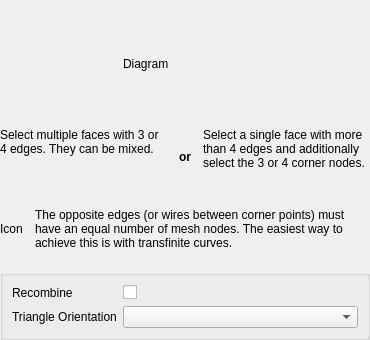
Before: the Qt Designer form src/Mod/Fem/Gui/Resources/ui/MeshTransfiniteSurface.ui in tomate44/FreeCAD, drawn with Qt 5.
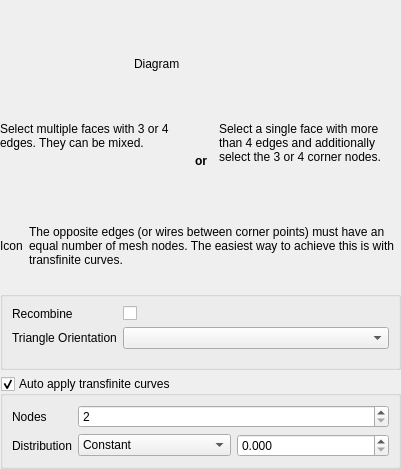
After: the same form once the commit is applied. Custom widgets are drawn as their Qt base class.

Commit message: FEM: Add transfinite surface automation

```diff
--- a/src/Mod/Fem/Gui/Resources/ui/MeshTransfiniteSurface.ui
+++ b/src/Mod/Fem/Gui/Resources/ui/MeshTransfiniteSurface.ui
@@ -6,8 +6,8 @@
    <rect>
     <x>0</x>
     <y>0</y>
-    <width>370</width>
-    <height>340</height>
+    <width>401</width>
+    <height>469</height>
    </rect>
   </property>
   <property name="windowTitle">
@@ -15,7 +15,7 @@
   </property>
   <layout class="QVBoxLayout" name="verticalLayout">
    <property name="spacing">
-    <number>12</number>
+    <number>6</number>
    </property>
    <property name="leftMargin">
     <number>0</number>
@@ -221,8 +221,123 @@
      </layout>
     </widget>
    </item>
+   <item>
+    <widget class="QGroupBox" name="Automation">
+     <property name="toolTip">
+      <string>If activated all edges of the selected surfaces, that do not have a transfinite curve defined already, become transfinite automatically. 
+Use strategically placed transfinite curve definitions to guide the automatic algorithm.
+
+Notes:
+1. User defined curves propagated to the opposite edges of faces, over all selected faces.
+2. Works only for 3 or 4 sided faces. Multisided faces need to be done manual.
+3. Works with large any of faces, either connected or unconnected </string>
+     </property>
+     <property name="title">
+      <string>Auto apply transfinite curves</string>
+     </property>
+     <property name="checkable">
+      <bool>true</bool>
+     </property>
+     <layout class="QFormLayout" name="formLayout_2">
+      <item row="1" column="0">
+       <widget class="QLabel" name="label">
+        <property name="text">
+         <string>Nodes</string>
+        </property>
+       </widget>
+      </item>
+      <item row="2" column="0">
+       <widget class="QLabel" name="label_7">
+        <property name="text">
+         <string>Distribution</string>
+        </property>
+       </widget>
+      </item>
+      <item row="2" column="1">
+       <layout class="QHBoxLayout" name="horizontalLayout_4">
+        <item>
+         <widget class="QComboBox" name="Distribution">
+          <property name="sizePolicy">
+           <sizepolicy hsizetype="Expanding" vsizetype="Fixed">
+            <horstretch>0</horstretch>
+            <verstretch>0</verstretch>
+           </sizepolicy>
+          </property>
+          <item>
+           <property name="text">
+            <string>Constant</string>
+           </property>
+          </item>
+          <item>
+           <property name="text">
+            <string>Bump</string>
+           </property>
+          </item>
+          <item>
+           <property name="text">
+            <string>Bump Inverted</string>
+           </property>
+          </item>
+          <item>
+           <property name="text">
+            <string>Progression</string>
+           </property>
+          </item>
+          <item>
+           <property name="text">
+            <string>Progression Inverted</string>
+           </property>
+          </item>
+         </widget>
+        </item>
+        <item>
+         <widget class="Gui::DoubleSpinBox" name="Coefficient">
+          <property name="sizePolicy">
+           <sizepolicy hsizetype="Expanding" vsizetype="Fixed">
+            <horstretch>0</horstretch>
+            <verstretch>0</verstretch>
+           </sizepolicy>
+          </property>
+          <property name="decimals">
+           <number>3</number>
+          </property>
+         </widget>
+        </item>
+       </layout>
+      </item>
+      <item row="1" column="1">
+       <widget class="Gui::IntSpinBox" name="Nodes">
+        <property name="sizePolicy">
+         <sizepolicy hsizetype="Expanding" vsizetype="Fixed">
+          <horstretch>0</horstretch>
+          <verstretch>0</verstretch>
+         </sizepolicy>
+        </property>
+        <property name="minimum">
+         <number>2</number>
+        </property>
+        <property name="maximum">
+         <number>99999</number>
+        </property>
+       </widget>
+      </item>
+     </layout>
+    </widget>
+   </item>
   </layout>
  </widget>
+ <customwidgets>
+  <customwidget>
+   <class>Gui::IntSpinBox</class>
+   <extends>QSpinBox</extends>
+   <header>Gui/SpinBox.h</header>
+  </customwidget>
+  <customwidget>
+   <class>Gui::DoubleSpinBox</class>
+   <extends>QDoubleSpinBox</extends>
+   <header>Gui/SpinBox.h</header>
+  </customwidget>
+ </customwidgets>
  <tabstops>
   <tabstop>Recombine</tabstop>
  </tabstops>
```
Left out of the diff: 10 changed lines with no effect on the pictures. The commit also changes 5 other files.
